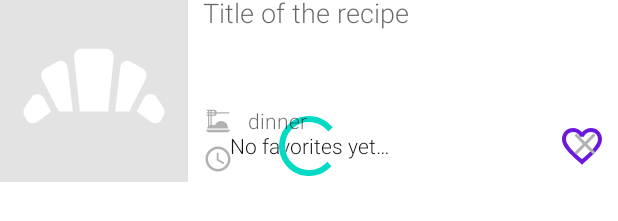
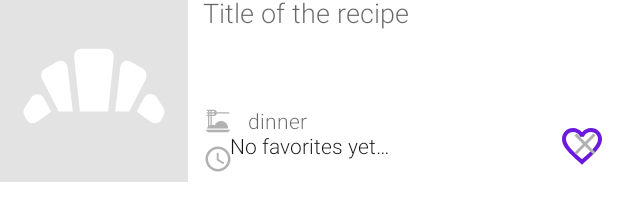
Before and after one commit to ybirukova/CookBook, an Android app: the layout fragment_favorites_recipes.xml on its own in the app's theme, with its tools: preview values and no code run, on a phone screen of 412 x 824 dp. Shown: the part 472-693 px from the top of the screen. Run offline under Robolectric (Android 15) with nearby library versions, the phone set to English and light mode, and no system bars; network calls fail.

Commit message:
minor fixing

```diff
--- a/app/src/main/java/com/example/cookbook/ui/favorite_recipes/FavoriteRecipesFragment.kt
+++ b/app/src/main/java/com/example/cookbook/ui/favorite_recipes/FavoriteRecipesFragment.kt
@@ -84,7 +84,6 @@ class FavoriteRecipesFragment : BaseFragment() {
 
     private fun observeLoadingStatus() {
         viewModel.isLoading.observe(viewLifecycleOwner) {
-            binding.progressBar.isVisible = it
             binding.favoritesRecipesRv.isVisible = !it
         }
     }
--- a/app/src/main/res/layout/fragment_favorites_recipes.xml
+++ b/app/src/main/res/layout/fragment_favorites_recipes.xml
@@ -36,15 +36,6 @@
         android:gravity="center"
         android:text="@string/no_favorites_yet" />
 
-    <ProgressBar
-        android:id="@+id/progress_bar"
-        android:layout_width="wrap_content"
-        android:layout_height="wrap_content"
-        app:layout_constraintBottom_toBottomOf="parent"
-        app:layout_constraintEnd_toEndOf="parent"
-        app:layout_constraintStart_toStartOf="parent"
-        app:layout_constraintTop_toTopOf="parent" />
-
     <androidx.recyclerview.widget.RecyclerView
         android:id="@+id/favorites_recipes_rv"
         android:layout_width="match_parent"
```
